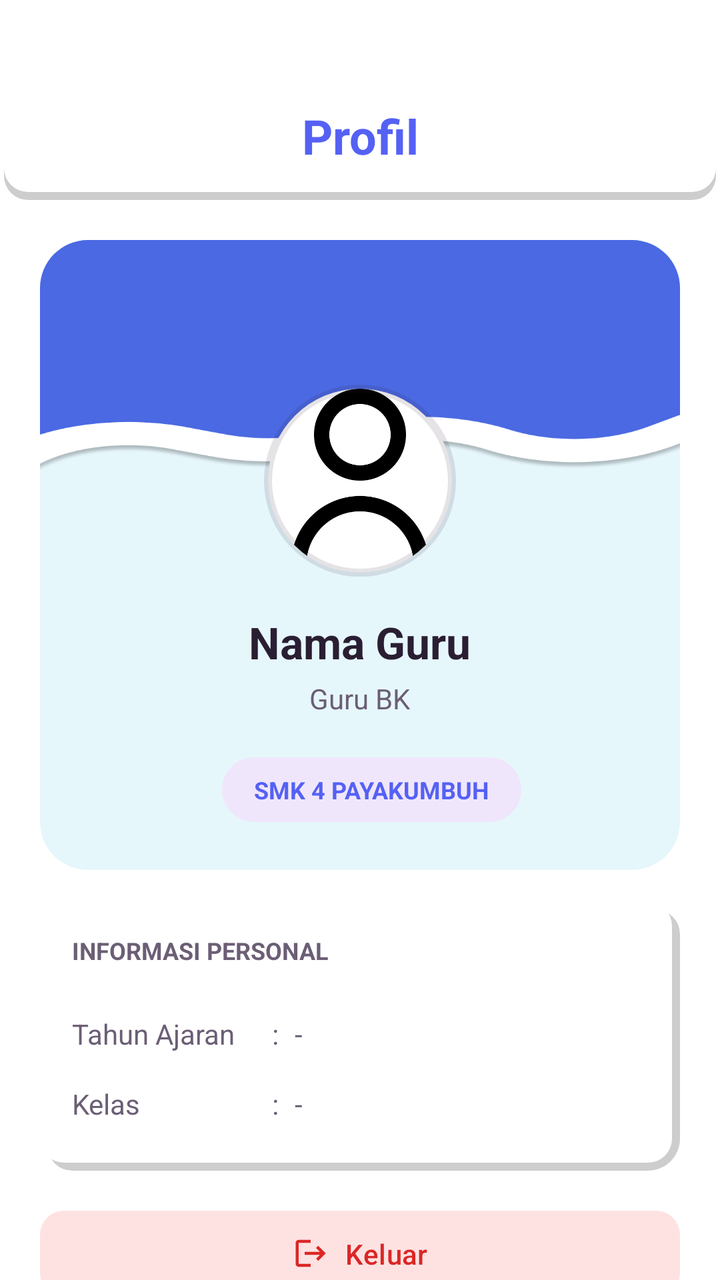
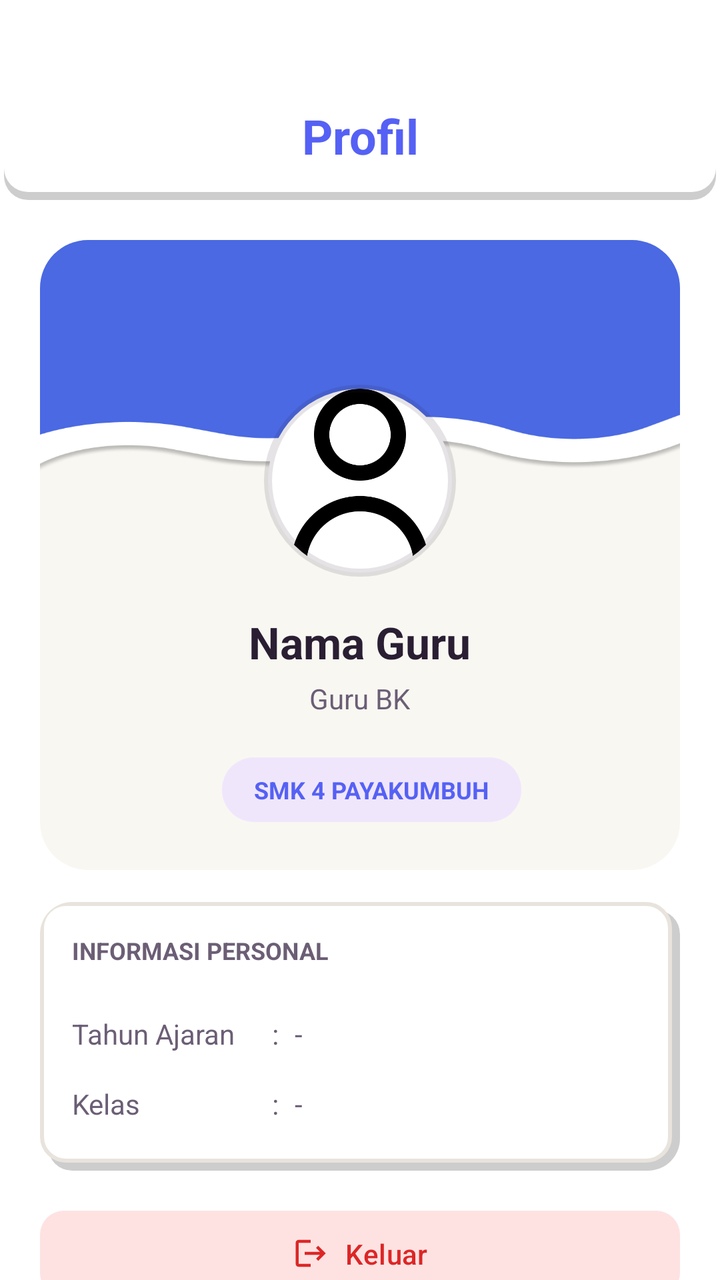

Compare the two renders of this Android layout. The source of the first and the diff that turns it into the second are given below.
<!-- AndroidManifest.xml: application theme Theme.BkNova -->
<!-- res/layout/fragment_profil_bk.xml -->
<?xml version="1.0" encoding="utf-8"?>
<androidx.coordinatorlayout.widget.CoordinatorLayout xmlns:android="http://schemas.android.com/apk/res/android"
    xmlns:app="http://schemas.android.com/apk/res-auto"
    xmlns:tools="http://schemas.android.com/tools"
    android:layout_width="match_parent"
    android:layout_height="match_parent"
    android:background="@color/white"
    tools:context=".fragment.profilBkFragment"
    tools:ignore="Overdraw">

    <com.google.android.material.appbar.AppBarLayout
        android:layout_width="match_parent"
        android:layout_height="wrap_content"
        android:background="@drawable/head"
        android:paddingTop="36dp"
        app:elevation="2dp">

        <com.google.android.material.appbar.MaterialToolbar
            android:id="@+id/toolbar"
            android:layout_width="match_parent"
            android:layout_height="?attr/actionBarSize"
            app:title="Profil"

            app:titleTextAppearance="@style/ToolbarTitleBold"
            app:titleTextColor="@color/brand_primary"
            app:titleCentered="true" />
    </com.google.android.material.appbar.AppBarLayout>

    <androidx.core.widget.NestedScrollView
        android:id="@+id/scroll_view_profil_bk"
        android:layout_width="match_parent"
        android:layout_height="match_parent"
        android:clipToPadding="false"
        android:paddingBottom="85dp"
        app:layout_behavior="@string/appbar_scrolling_view_behavior">

        <LinearLayout
            android:layout_width="match_parent"
            android:layout_height="wrap_content"
            android:orientation="vertical"
            android:padding="20dp">

            
            <com.google.android.material.card.MaterialCardView
                android:layout_width="match_parent"
                android:layout_height="wrap_content"
                android:layout_marginBottom="16dp"
                app:cardCornerRadius="24dp"
                app:strokeWidth="0dp">

                <LinearLayout
                    android:layout_width="match_parent"
                    android:layout_height="wrap_content"
                    android:orientation="vertical"
                    android:background="#E6F7FC"
                    android:gravity="center_horizontal"
                    android:paddingBottom="24dp">

                    <View
                        android:layout_width="match_parent"
                        android:layout_height="120dp"
                        android:background="@drawable/img_1" />

                    <com.google.android.material.imageview.ShapeableImageView
                        android:layout_width="100dp"
                        android:layout_height="100dp"
                        android:layout_marginTop="-50dp"
                        android:padding="4dp"
                        android:background="@color/white"
                        app:shapeAppearanceOverlay="@style/ShapeAppearance.Circle"
                        android:src="@drawable/person_icon"
                        android:scaleType="centerCrop"

                        app:strokeWidth="4dp" />

                    <TextView
                        android:id="@+id/tv_name_profil"
                        android:layout_width="wrap_content"
                        android:layout_height="wrap_content"
                        android:layout_marginTop="16dp"
                        android:text="Nama Guru"
                        android:textColor="@color/text_color_primary"
                        android:textSize="22sp"
                        android:textStyle="bold" />

                    <TextView
                        android:id="@+id/tv_role_profil"
                        android:layout_width="wrap_content"
                        android:layout_height="wrap_content"
                        android:layout_marginTop="4dp"
                        android:text="Guru BK"
                        android:textColor="@color/text_color_secondary"
                        android:textSize="14sp" />

                    <LinearLayout
                        android:layout_width="wrap_content"
                        android:layout_height="wrap_content"
                        android:orientation="horizontal"
                        android:layout_marginTop="20dp">


                        <TextView
                            android:id="@+id/tv_badge_school"
                            android:layout_width="wrap_content"
                            android:layout_height="wrap_content"
                            android:layout_marginStart="12dp"
                            android:background="@drawable/bg_badge_brand"
                            android:paddingHorizontal="16dp"
                            android:paddingVertical="8dp"
                            android:text="@string/ex_school"
                            android:textColor="@color/brand_primary"
                            android:textSize="12sp"
                            android:textStyle="bold" />
                    </LinearLayout>
                </LinearLayout>
            </com.google.android.material.card.MaterialCardView>

            
            <com.google.android.material.card.MaterialCardView
                android:layout_width="match_parent"
                android:layout_height="wrap_content"
                android:layout_marginBottom="16dp"
                app:cardCornerRadius="16dp"

                app:strokeWidth="0dp">

                <LinearLayout
                    android:layout_width="match_parent"
                    android:layout_height="wrap_content"
                    android:orientation="vertical"
                    android:background="@drawable/bg_grid_shadow"
                    android:padding="16dp">

                    <TextView
                        android:layout_width="wrap_content"
                        android:layout_height="wrap_content"
                        android:layout_marginBottom="16dp"
                        android:text="INFORMASI PERSONAL"
                        android:textColor="@color/text_color_secondary"
                        android:textSize="12sp"
                        android:textStyle="bold" />

                    
                    <LinearLayout
                        android:layout_width="match_parent"
                        android:layout_height="wrap_content"
                        android:orientation="horizontal"
                        android:paddingVertical="8dp">

                        <TextView
                            android:layout_width="100dp"
                            android:layout_height="wrap_content"
                            android:text="Tahun Ajaran"
                            android:textColor="@color/text_color_secondary"
                            android:textSize="14sp" />

                        <TextView
                            android:layout_width="wrap_content"
                            android:layout_height="wrap_content"
                            android:text=":"
                            android:layout_marginEnd="8dp"
                            android:textColor="@color/text_color_secondary"
                            android:textSize="14sp" />

                        <TextView
                            android:id="@+id/tv_tahun_ajaran"
                            android:layout_width="match_parent"
                            android:layout_height="wrap_content"
                            android:text="-"
                            android:textColor="@color/text_color_secondary"
                            android:textSize="14sp" />
                    </LinearLayout>

                    
                    <LinearLayout
                        android:layout_width="match_parent"
                        android:layout_height="wrap_content"
                        android:orientation="horizontal"
                        android:paddingVertical="8dp">

                        <TextView
                            android:layout_width="100dp"
                            android:layout_height="wrap_content"
                            android:text="Kelas"
                            android:textColor="@color/text_color_secondary"
                            android:textSize="14sp" />

                        <TextView
                            android:layout_width="wrap_content"
                            android:layout_height="wrap_content"
                            android:text=":"
                            android:layout_marginEnd="8dp"
                            android:textColor="@color/text_color_secondary"
                            android:textSize="14sp" />

                        <TextView
                            android:id="@+id/tv_kelas_diampu"
                            android:layout_width="match_parent"
                            android:layout_height="wrap_content"
                            android:text="-"
                            android:textColor="@color/text_color_secondary"
                            android:textSize="14sp" />
                    </LinearLayout>

                </LinearLayout>
            </com.google.android.material.card.MaterialCardView>

            
            <com.google.android.material.button.MaterialButton
                android:id="@+id/btn_logout"
                android:layout_width="match_parent"
                android:layout_height="wrap_content"
                android:text="@string/logout"
                android:textAllCaps="false"
                android:textColor="@color/red_text"
                app:backgroundTint="@color/red_light"
                app:cornerRadius="12dp"
                app:icon="@drawable/ic_logout"
                app:iconGravity="textStart"
                app:iconTint="@color/red_text"
                android:paddingVertical="12dp" />

        </LinearLayout>
    </androidx.core.widget.NestedScrollView>

</androidx.coordinatorlayout.widget.CoordinatorLayout>
<!-- resources referenced by this layout -->
<resources>
  <color name="brand_primary">#5561F4</color>
  <color name="red_light">#FEE2E2</color>
  <color name="red_text">#DC2626</color>
  <color name="text_color_primary">#2A1E33</color>
  <color name="text_color_secondary">#6B5E75</color>
  <color name="white">#FFFFFFFF</color>
  <!-- drawable bg_badge_brand (drawable) -->
  <?xml version="1.0" encoding="utf-8"?>
  <shape xmlns:android="http://schemas.android.com/apk/res/android">
      <solid android:color="@color/brand_soft" />
      <corners android:radius="16dp" />
  </shape>
  <!-- drawable bg_grid_shadow (drawable) -->
  <?xml version="1.0" encoding="utf-8"?>
  <layer-list xmlns:android="http://schemas.android.com/apk/res/android">
  
      
      <item
          android:left="4dp"
  
          android:top="4dp">
  
          <shape android:shape="rectangle">
              <solid android:color="#32000000" />
              <corners android:radius="12dp" />
          </shape>
  
      </item>
  
      
      <item
          android:right="4dp"
          android:bottom="4dp">
  
          <shape android:shape="rectangle">
              <solid android:color="#FFFFFF" />
              <corners android:radius="12dp" />
          </shape>
  
      </item>
  
  </layer-list>
  <!-- drawable head (drawable) -->
  <?xml version="1.0" encoding="utf-8"?>
  <layer-list xmlns:android="http://schemas.android.com/apk/res/android">
  
      
      <item
          android:left="2dp"
          android:right="2dp"
          android:top="4dp">
  
          <shape android:shape="rectangle">
              <solid android:color="#32000000" />
              <corners android:radius="12dp" />
          </shape>
  
      </item>
  
      
      <item
          android:right="2dp"
          android:left="2dp"
          android:bottom="4dp">
  
          <shape android:shape="rectangle">
              <solid android:color="#FFFFFF" />
              <corners android:radius="12dp" />
          </shape>
  
      </item>
  
  </layer-list>
  <!-- drawable ic_logout (drawable) -->
  <vector xmlns:android="http://schemas.android.com/apk/res/android"
      android:width="24dp"
      android:height="24dp"
      android:viewportWidth="24"
      android:viewportHeight="24">
      <path
          android:fillColor="#000000"
          android:pathData="M17,7l-1.41,1.41L18.17,11H8v2h10.17l-2.58,2.58L17,17l5,-5zM4,5h8V3H4C2.9,3 2,3.9 2,5v14c0,1.1 0.9,2 2,2h8v-2H4V5z"/>
  </vector>
  <string name="ex_school">SMK 4 PAYAKUMBUH</string>
  <string name="logout">Keluar</string>
  <style name="ShapeAppearance.Circle" parent="">
          <item name="cornerFamily">rounded</item>
          <item name="cornerSize">50%</item>
      </style>
  <style name="ToolbarTitleBold" parent="TextAppearance.Material3.TitleLarge">
          <item name="android:textStyle">bold</item>
          <item name="android:textSize">24sp</item>
      </style>
  <style name="Theme.BkNova" parent="Base.Theme.BkNova" />
  <color name="brand_soft">#F0E6FC</color>
  <color name="accent_pink">#FF7FAF</color>
  <color name="accent_pink_soft">#FFECF3</color>
  <color name="accent_peach">#FFC6BF</color>
  <color name="accent_peach_soft">#FFE8E5</color>
  <color name="background_cream">#F8F7F2</color>
  <color name="divider_color">#E8E3DC</color>
  <!-- unchanged entries left out for length: 3 -->
</resources>

<!-- the commit's change to res/layout/fragment_profil_bk.xml (unified diff, before → after) -->
@@ -52,7 +52,7 @@
                     android:layout_width="match_parent"
                     android:layout_height="wrap_content"
                     android:orientation="vertical"
-                    android:background="#E6F7FC"
+                    android:background="@color/background_cream"
                     android:gravity="center_horizontal"
                     android:paddingBottom="24dp">
 
<!-- resource entries referenced after the edit -->
@@ -23,6 +23,7 @@
           android:top="4dp">
   
           <shape android:shape="rectangle">
+  
               <solid android:color="#32000000" />
               <corners android:radius="12dp" />
           </shape>
@@ -33,12 +34,13 @@
       <item
           android:right="4dp"
           android:bottom="4dp">
-  
           <shape android:shape="rectangle">
               <solid android:color="#FFFFFF" />
               <corners android:radius="12dp" />
+              <stroke
+                  android:width="2dp"
+                  android:color="@color/border_color" />
           </shape>
-  
       </item>
   
   </layer-list>
@@ -95,6 +97,7 @@
       </style>
   <style name="Theme.BkNova" parent="Base.Theme.BkNova" />
   <color name="brand_soft">#F0E6FC</color>
+  <color name="border_color">#E8E3DC</color>
   <color name="accent_pink">#FF7FAF</color>
   <color name="accent_pink_soft">#FFECF3</color>
   <color name="accent_peach">#FFC6BF</color>
